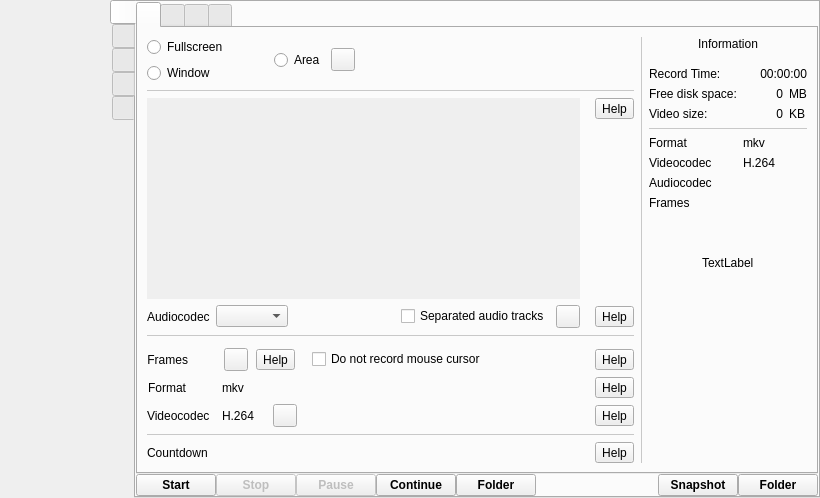
Above: src/wayland/formMainWindow_wl.ui from vkohaupt/vokoscreenNG before the change. Below: the same form after it.
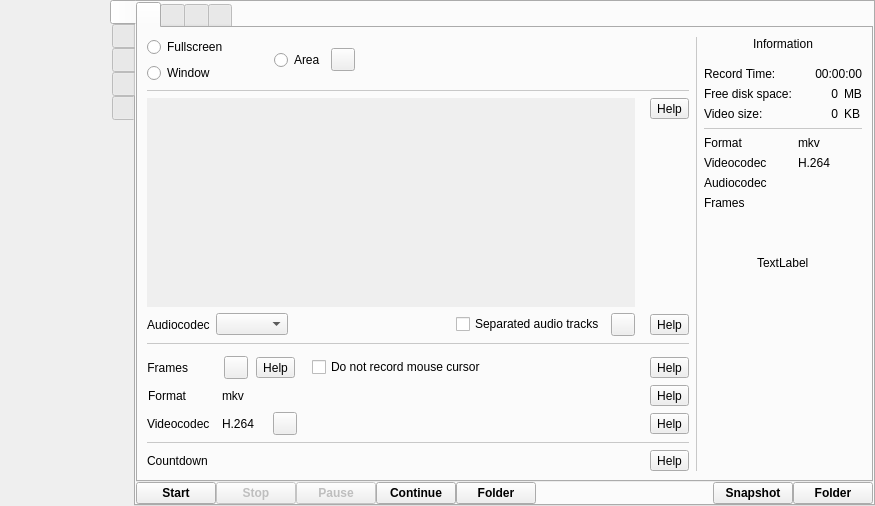
That is the form after the change. The open tabs and pages were chosen to show the change. Icons and pictures are not drawn.

The edit to the form file:
```diff
--- a/src/wayland/formMainWindow_wl.ui
+++ b/src/wayland/formMainWindow_wl.ui
@@ -6,8 +6,8 @@
    <rect>
     <x>0</x>
     <y>0</y>
-    <width>820</width>
-    <height>498</height>
+    <width>875</width>
+    <height>506</height>
    </rect>
   </property>
   <property name="windowTitle">
@@ -461,8 +461,8 @@
                          <rect>
                           <x>0</x>
                           <y>0</y>
-                          <width>401</width>
-                          <height>116</height>
+                          <width>16</width>
+                          <height>26</height>
                          </rect>
                         </property>
                         <property name="accessibleName">
```
Left out of the diff: 282 changed lines with no effect on the pictures.
